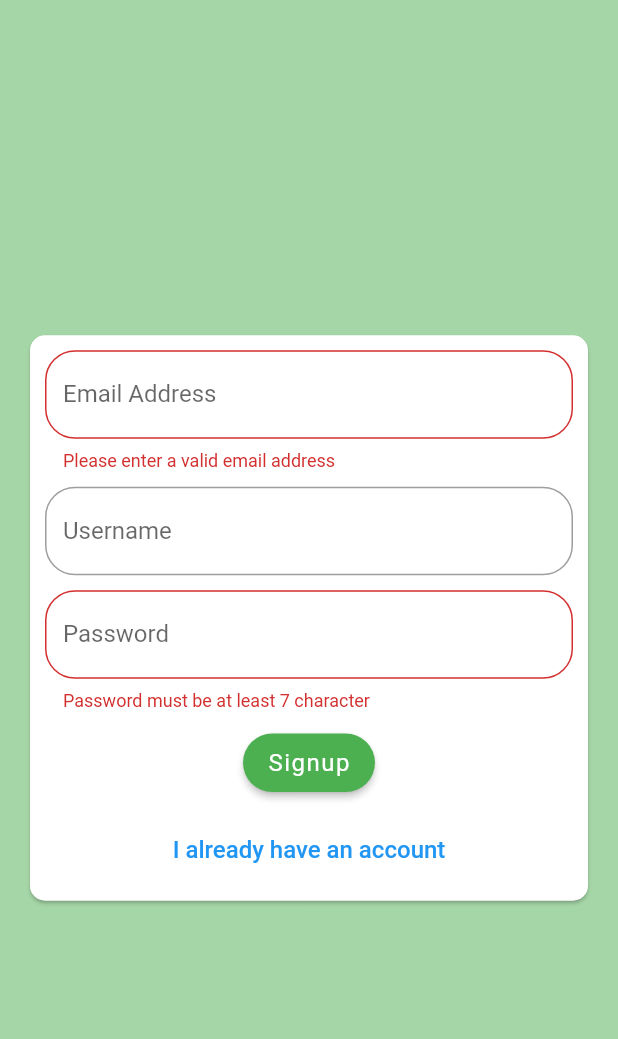
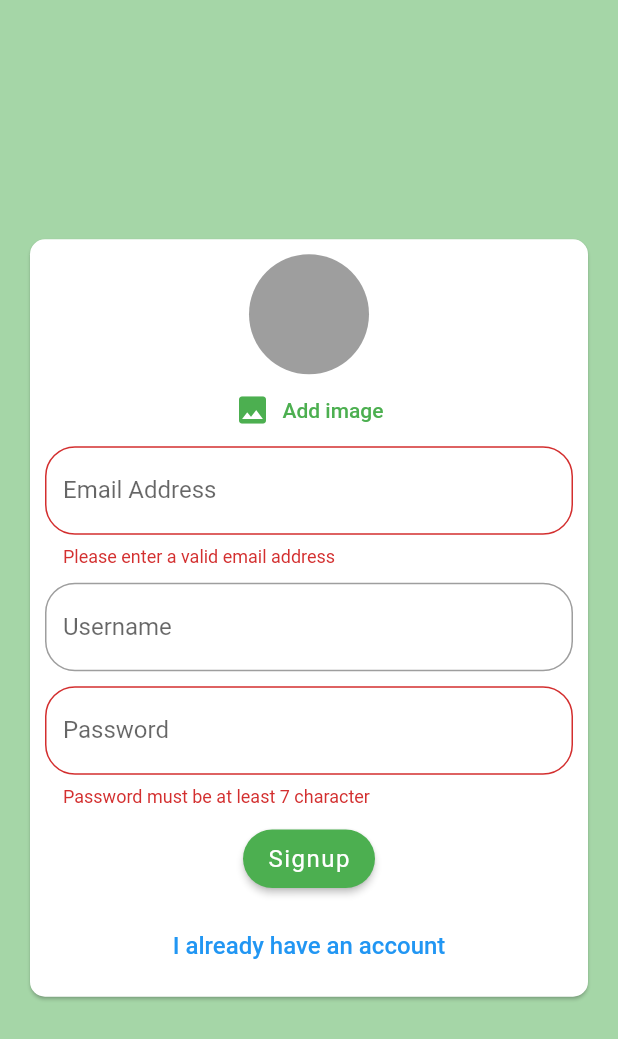
Before and after one commit to msarifin29/flutter_chat, a Flutter app: the screen it shows after launch, after a tap on "Login", after a tap on "Create new account", on a phone screen of 412 x 824 dp. Shown: the top 1039 px of the screen. Run offline on Flutter 3.47's test engine with Material 2 defaults, Android fonts, the phone set to English and light mode, and no system bars; our stand-ins replace cloud_firestore, firebase_auth, firebase_core, image_picker; accounts and stored records are empty.

Commit message:
Adding an  image picker

```diff
--- a/lib/screen/splash_screen.dart
+++ b/lib/screen/splash_screen.dart
@@ -1,3 +1,4 @@
+import 'package:chat/constants/app_colors.dart';
 import 'package:flutter/material.dart';
 
 class SplashScreen extends StatelessWidget {
@@ -6,7 +7,10 @@ class SplashScreen extends StatelessWidget {
   @override
   Widget build(BuildContext context) {
     return const Center(
-      child: Text('Loading...'),
+      child: CircularProgressIndicator(
+        color: whiteColor,
+        backgroundColor: greenColor,
+      ),
     );
   }
 }
--- a/lib/widgets/auth/auth_form.dart
+++ b/lib/widgets/auth/auth_form.dart
@@ -1,4 +1,5 @@
 import 'package:chat/constants/app_colors.dart';
+import 'package:chat/widgets/pickers/user_image_picker.dart';
 import 'package:flutter/material.dart';
 import '../../constants/app_custom.dart';
 import '../../constants/app_size.dart';
@@ -55,7 +56,9 @@ class _AuthFormState extends State<AuthForm> {
             child: Form(
               key: _formKey,
               child: Column(
+                mainAxisSize: MainAxisSize.min,
                 children: [
+                  if (!_isLogin) const UserImagePicker(),
                   TextFormField(
                     key: const ValueKey('email'),
                     keyboardType: TextInputType.emailAddress,
--- /dev/null
+++ b/lib/widgets/pickers/user_image_picker.dart
@@ -0,0 +1,51 @@
+import 'dart:io';
+
+import 'package:chat/constants/app_colors.dart';
+import 'package:flutter/material.dart';
+import 'package:image_picker/image_picker.dart';
+
+class UserImagePicker extends StatefulWidget {
+  const UserImagePicker({Key? key}) : super(key: key);
+
+  @override
+  State<UserImagePicker> createState() => _UserImagePickerState();
+}
+
+class _UserImagePickerState extends State<UserImagePicker> {
+  // ignore: unused_field, prefer_typing_uninitialized_variables
+  File? _pickedImages;
+
+  void _pickImage() async {
+    final ImagePicker picker = ImagePicker();
+    // Pick an image, it will return XFile
+    final XFile? image = await picker.pickImage(source: ImageSource.gallery);
+    if (image != null) {
+      // Convert XFile to File
+      final File imagefile = File(image.path);
+      setState(
+        () {
+          _pickedImages = imagefile;
+        },
+      );
+    }
+  }
+
+  @override
+  Widget build(BuildContext context) {
+    return Column(
+      children: [
+        CircleAvatar(
+          radius: 40.0,
+          backgroundColor: greyColor,
+          backgroundImage:
+              _pickedImages != null ? FileImage(_pickedImages!) : null,
+        ),
+        TextButton.icon(
+          onPressed: _pickImage,
+          icon: const Icon(Icons.image),
+          label: const Text('Add image'),
+        ),
+      ],
+    );
+  }
+}
--- a/pubspec.yaml
+++ b/pubspec.yaml
@@ -37,6 +37,7 @@ dependencies:
   cloud_firestore: ^3.4.0
   firebase_auth: ^3.5.0
   firebase_core: ^1.20.0
+  image_picker: ^0.8.5+3
 
 dev_dependencies:
   flutter_test:
```
Also changed, not shown: pubspec.lock.
